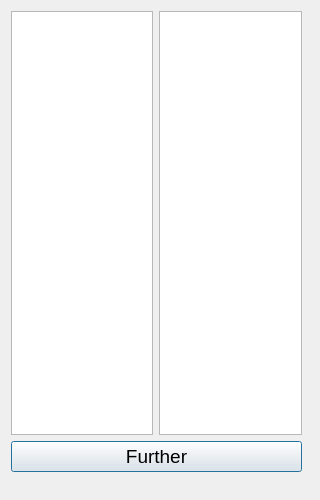
First picture: the form in treeview.ui, repository Hasirati/Calendar, before the edit.
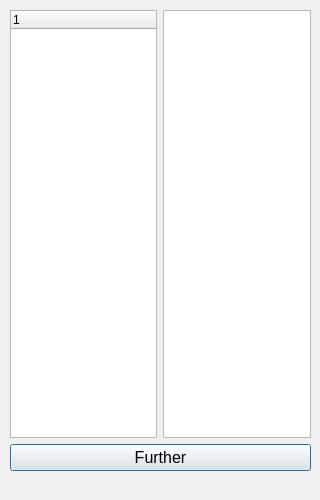
Second picture: the form after the edit.

The edit to the form file:
```diff
--- a/treeview.ui
+++ b/treeview.ui
@@ -13,27 +13,37 @@
   <property name="windowTitle">
    <string>Dialog</string>
   </property>
-  <widget class="QWidget" name="layoutWidget">
+  <widget class="QWidget" name="">
    <property name="geometry">
     <rect>
-     <x>11</x>
-     <y>11</y>
-     <width>291</width>
+     <x>10</x>
+     <y>10</y>
+     <width>301</width>
      <height>461</height>
     </rect>
    </property>
-   <layout class="QGridLayout" name="gridLayout">
+   <layout class="QGridLayout" name="gridLayout_2">
     <item row="0" column="0">
-     <widget class="QTreeView" name="treeView"/>
+     <layout class="QGridLayout" name="gridLayout">
+      <item row="0" column="0">
+       <widget class="QTreeWidget" name="treeWidget">
+        <column>
+         <property name="text">
+          <string notr="true">1</string>
+         </property>
+        </column>
+       </widget>
+      </item>
+      <item row="0" column="1">
+       <widget class="QListWidget" name="listWidget"/>
+      </item>
+     </layout>
     </item>
-    <item row="0" column="1">
-     <widget class="QTableView" name="tableView"/>
-    </item>
-    <item row="1" column="0" colspan="2">
+    <item row="1" column="0">
      <widget class="QPushButton" name="pb_further">
       <property name="font">
        <font>
-        <pointsize>14</pointsize>
+        <pointsize>12</pointsize>
        </font>
       </property>
       <property name="text">
```
